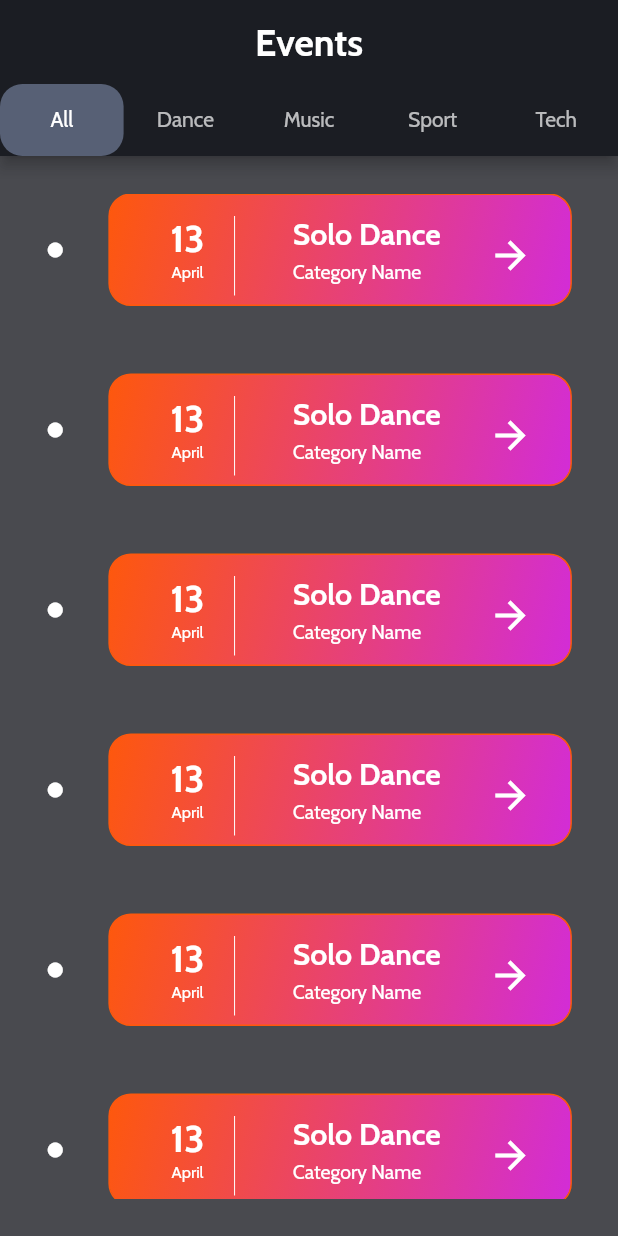
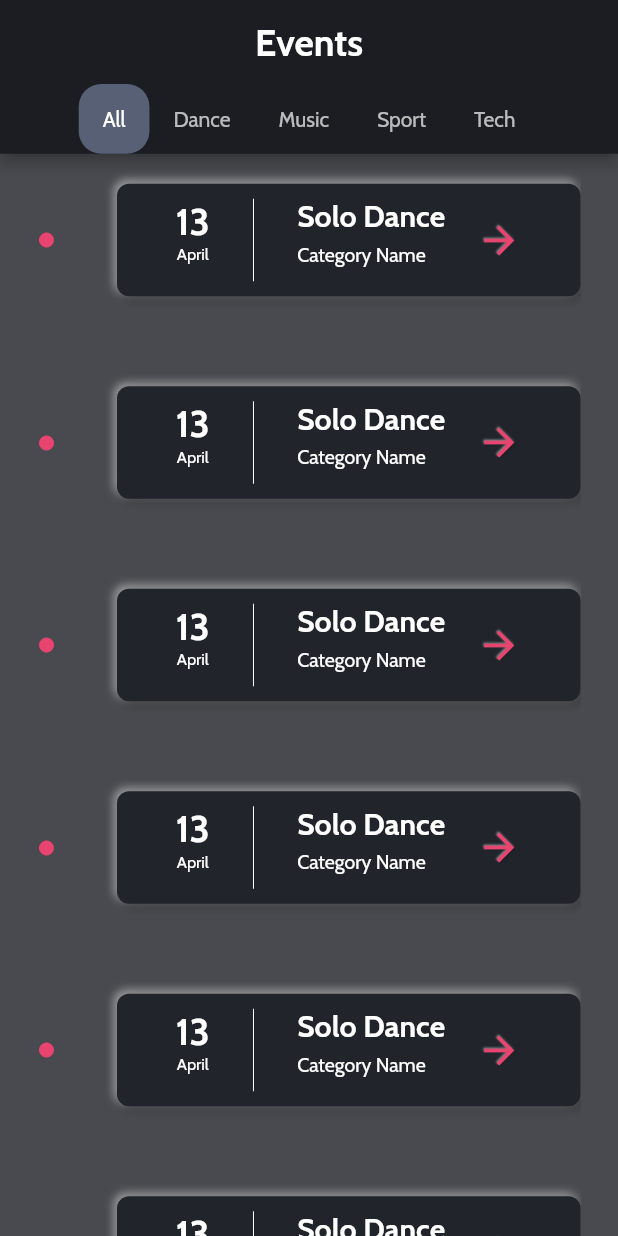
Before and after one commit to geekyprawins/Revels-22-AppDev-Tasks, a Flutter app: the screen it shows after launch, on a phone screen of 412 x 824 dp. Run offline on Flutter 3.47's test engine with Material 2 defaults, Android fonts, the phone set to English and light mode, and no system bars; drawn by our look-alikes of flutter_neumorphic; our stand-ins replace flutter_lorem.

Commit message:
neumorphism adde

```diff
--- a/events_page/lib/event_tile.dart
+++ b/events_page/lib/event_tile.dart
@@ -1,11 +1,25 @@
 import 'package:flutter/material.dart';
+import 'package:flutter_neumorphic/flutter_neumorphic.dart';
 
 class EventTile extends StatelessWidget {
   const EventTile({Key? key}) : super(key: key);
 
   @override
   Widget build(BuildContext context) {
-    return Container(
+    return Neumorphic(
+      style: NeumorphicStyle(
+        shape: NeumorphicShape.flat,
+        boxShape: NeumorphicBoxShape.roundRect(BorderRadius.circular(12)),
+        depth: 1,
+        lightSource: LightSource.bottomRight,
+        color: const Color(0xFFFE580C),
+        border: const NeumorphicBorder(
+          isEnabled: true,
+          color: Color(0xFFFE580C),
+          width: 1,
+        ),
+      ),
+      child: Container(
         height: 75,
         width: MediaQuery.of(context).size.width * 0.75,
         decoration: BoxDecoration(
@@ -24,22 +38,186 @@ class EventTile extends StatelessWidget {
             color: const Color(0xFFFE580C),
           ),
         ),
-      child: ListTile(
-        minLeadingWidth: 25,
-        textColor: Colors.white,
-        iconColor: Colors.white,
-        contentPadding: const EdgeInsets.symmetric(
-          vertical: 10,
-          horizontal: 25,
+        child: const EventTileCustom(),
+        // ListTile(
+        //   minLeadingWidth: 25,
+        //   textColor: Colors.white,
+        //   iconColor: Colors.white,
+        //   contentPadding: const EdgeInsets.symmetric(
+        //     vertical: 10,
+        //     horizontal: 25,
+        //   ),
+        //   trailing: const Icon(
+        //     Icons.arrow_forward_sharp,
+        //     size: 30,
+        //   ),
+        //   title: Row(
+        //     mainAxisAlignment: MainAxisAlignment.spaceAround,
+        //     children: [
+        //       Row(
+        //         children: [
+        //           Column(
+        //             children: const [
+        //               Text(
+        //                 "13",
+        //                 style: TextStyle(
+        //                   fontSize: 25,
+        //                   fontWeight: FontWeight.bold,
+        //                 ),
+        //               ),
+        //               Text(
+        //                 "April",
+        //                 style: TextStyle(
+        //                   fontSize: 11,
+        //                 ),
+        //               ),
+        //             ],
+        //           ),
+        //           const SizedBox(
+        //             width: 12,
+        //           ),
+        //           const SizedBox(
+        //               height: 81, child: VerticalDivider(color: Colors.white)),
+        //         ],
+        //       ),
+        //       Column(
+        //         crossAxisAlignment: CrossAxisAlignment.start,
+        //         children: const [
+        //           Text(
+        //             "Solo Dance",
+        //             style: TextStyle(
+        //               fontSize: 20,
+        //               fontWeight: FontWeight.bold,
+        //             ),
+        //           ),
+        //           SizedBox(
+        //             height: 5,
+        //           ),
+        //           Text(
+        //             "Category Name",
+        //             style: TextStyle(fontSize: 13),
+        //           ),
+        //         ],
+        //       ),
+        //     ],
+        //   ),
+        //   onTap: () {
+        //     print("Clicked");
+        //   },
+        // ),
       ),
-        trailing: const Icon(
-          Icons.arrow_forward_sharp,
-          size: 30,
+    );
+  }
+}
+
+class NeumorphicEventTile extends StatefulWidget {
+  const NeumorphicEventTile({Key? key}) : super(key: key);
+
+  @override
+  State<NeumorphicEventTile> createState() => _NeumorphicEventTileState();
+}
+
+class _NeumorphicEventTileState extends State<NeumorphicEventTile> {
+  bool isPressed = false;
+
+  void press() {
+    setState(() {
+      isPressed = !isPressed;
+    });
+  }
+
+  @override
+  Widget build(BuildContext context) {
+    return Padding(
+      padding: const EdgeInsets.only(
+        top: 20.0,
+        bottom: 10,
       ),
-        title: Row(
-          mainAxisAlignment: MainAxisAlignment.spaceAround,
+      child: Row(
+        mainAxisAlignment: MainAxisAlignment.spaceBetween,
         children: [
-            Row(
+          const Icon(
+            Icons.circle,
+            color: Color(0xFFE9436F),
+            size: 12,
+          ),
+          // const SizedBox(
+          //   width: 18,
+          // ),
+          // Container(
+          //   width: MediaQuery.of(context).size.width * 0.75,
+          //   height: 75,
+          //   decoration: BoxDecoration(
+          //     gradient: const LinearGradient(
+          //       begin: Alignment.topLeft,
+          //       end: Alignment.bottomRight,
+          //       colors: [
+          //         Color(0xFFFE580C),
+          //         Color(0xFFD22CD8),
+          //       ],
+          //     ),
+          //     borderRadius: const BorderRadius.all(
+          //       Radius.circular(15),
+          //     ),
+          //     border: Border.all(
+          //       color: const Color(0xFFFE580C),
+          //     ),
+          //   ),
+          //   child: const Padding(
+          //     padding: EdgeInsets.all(10.0),
+          //     child: EventTileCustom(),
+          //   ),
+          // ),
+          Container(
+            width: MediaQuery.of(context).size.width * 0.75,
+            height: 75,
+            decoration: const BoxDecoration(
+              // gradient: const LinearGradient(
+              //   begin: Alignment.topLeft,
+              //   end: Alignment.bottomRight,
+              //   colors: [
+              //     Color(0xFFFE580C),
+              //     Color(0xFFD22CD8),
+              //   ],
+              // ),
+              // color: Color(0xFF21242B),
+              borderRadius: BorderRadius.all(
+                Radius.circular(15),
+              ),
+              // border: Border.all(
+              //   color: const Color(0xFFFE580C),
+              // ),
+            ),
+            child: NeumorphicButton(
+              pressed: isPressed,
+              onPressed: press,
+              child: const EventTileCustom(),
+              style: const NeumorphicStyle(
+                intensity: 0.5,
+                depth: 4,
+                color: Color(0xFF21242B),
+                // border: NeumorphicBorder(
+                //   isEnabled: true,
+                //   width: 2,
+                //   color: Color(0xFFFE580C),
+                // ),
+                lightSource: LightSource.topLeft,
+              ),
+            ),
+          )
+        ],
+      ),
+    );
+  }
+}
+
+class EventTileCustom extends StatelessWidget {
+  const EventTileCustom({Key? key}) : super(key: key);
+
+  @override
+  Widget build(BuildContext context) {
+    return Row(
+      mainAxisAlignment: MainAxisAlignment.spaceEvenly,
       children: [
         Column(
           children: const [
@@ -48,22 +226,21 @@ class EventTile extends StatelessWidget {
               style: TextStyle(
                 fontSize: 25,
                 fontWeight: FontWeight.bold,
+                color: Colors.white,
               ),
             ),
             Text(
               "April",
               style: TextStyle(
                 fontSize: 11,
+                color: Colors.white,
               ),
             ),
           ],
         ),
         const SizedBox(
-                  width: 12,
-                ),
-                const SizedBox(
-                    height: 81, child: VerticalDivider(color: Colors.white)),
-              ],
+          height: 75,
+          child: VerticalDivider(color: Colors.white),
         ),
         Column(
           crossAxisAlignment: CrossAxisAlignment.start,
@@ -73,6 +250,7 @@ class EventTile extends StatelessWidget {
               style: TextStyle(
                 fontSize: 20,
                 fontWeight: FontWeight.bold,
+                color: Colors.white,
               ),
             ),
             SizedBox(
@@ -80,17 +258,29 @@ class EventTile extends StatelessWidget {
             ),
             Text(
               "Category Name",
-                  style: TextStyle(fontSize: 13),
+              style: TextStyle(
+                fontSize: 13,
+                color: Colors.white,
+              ),
             ),
           ],
         ),
+        // const Icon(
+        //   Icons.arrow_forward_sharp,
+        //   size: 30,
+        //   color: Color(0xFFE9436F),
+        // ),
+        NeumorphicIcon(
+          Icons.arrow_forward_sharp,
+          size: 30,
+          style: const NeumorphicStyle(
+            intensity: 0.5,
+            depth: 1,
+            lightSource: LightSource.topLeft,
+            color: Color(0xFFE9436F),
+          ),
+        ),
       ],
-        ),
-        // subtitle: const Text(
-        //   "Category Name",
-        //   style: TextStyle(fontSize: 13),
-        // ),
-      ),
     );
   }
 }
--- a/events_page/lib/events_screen.dart
+++ b/events_page/lib/events_screen.dart
@@ -44,7 +44,9 @@ class _EventsScreenState extends State<EventsScreen>
         backgroundColor: const Color(0xFF1B1D23),
         centerTitle: true,
         bottom: TabBar(
+          isScrollable: true,
           indicatorColor: const Color(0xFFD22CD8),
+          indicatorWeight: 0.5,
           controller: _controller,
           // isScrollable: true,
           // overlayColor: MaterialStateProperty.all(Colors.amberAccent),
@@ -77,28 +79,15 @@ class _EventsScreenState extends State<EventsScreen>
         controller: _controller,
         children: [
           Padding(
-            padding: const EdgeInsets.symmetric(horizontal: 25.0, vertical: 25),
+            padding: const EdgeInsets.symmetric(horizontal: 25.0),
             child: ListView.separated(
               itemBuilder: (context, index) {
-                return Row(
-                  mainAxisAlignment: MainAxisAlignment.spaceEvenly,
-                  children: const [
-                    Icon(
-                      Icons.circle,
-                      color: Colors.white,
-                      size: 12,
-                    ),
-                    SizedBox(
-                      width: 18,
-                    ),
-                    EventTile(),
-                  ],
-                );
+                return const NeumorphicEventTile();
               },
               itemCount: 15,
               separatorBuilder: (BuildContext context, int index) {
                 return const SizedBox(
-                  height: 45,
+                  height: 30,
                 );
               },
             ),
--- a/events_page/pubspec.yaml
+++ b/events_page/pubspec.yaml
@@ -34,6 +34,7 @@ dependencies:
   # The following adds the Cupertino Icons font to your application.
   # Use with the CupertinoIcons class for iOS style icons.
   cupertino_icons: ^1.0.2
+  flutter_neumorphic: ^3.2.0
 
 dev_dependencies:
   flutter_test:
```
Also changed, not shown: events_page/pubspec.lock. Lines whose indentation alone changed are shown as unchanged.
